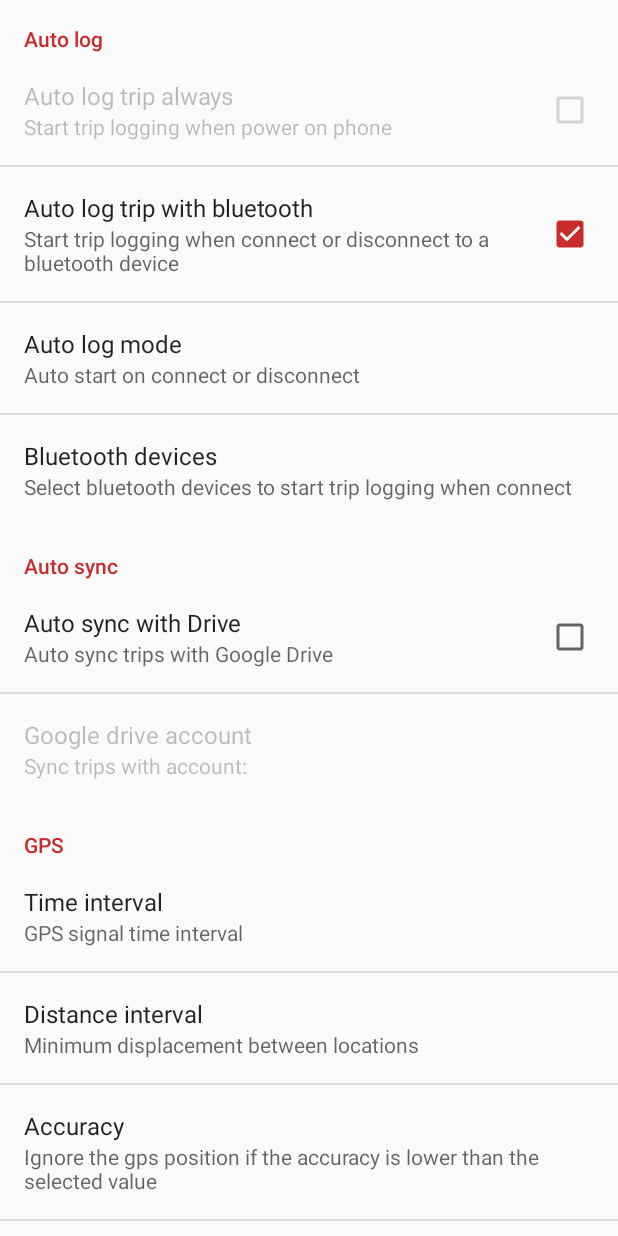
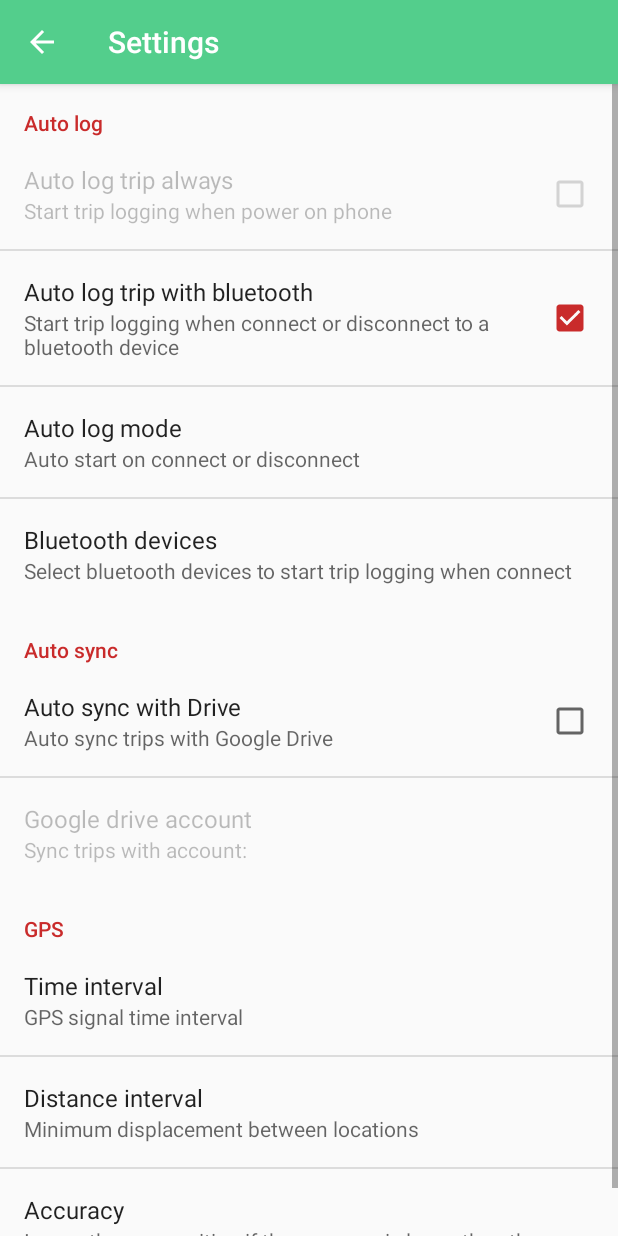
Before and after one commit to cachirulop/LogMyTrip2, an Android app: the screen it shows after launch (SettingsActivity), in the options menu, after a tap on "Settings", on a phone screen of 412 x 824 dp. Run offline under Robolectric (Android 15) with nearby library versions, the phone set to English and light mode, and no system bars.

Commit message:
Add toolbar on settings window

```diff
--- a/Log My Trip/src/main/java/com/cachirulop/logmytrip/activity/MainActivity.java
+++ b/Log My Trip/src/main/java/com/cachirulop/logmytrip/activity/MainActivity.java
@@ -132,6 +132,22 @@ public class MainActivity
         // _mainFragment = (MainFragment) getSupportFragmentManager ().findFragmentById (R.id.fMainFragment);
     }
 
+    @Override
+    protected void onPostCreate (Bundle savedInstanceState)
+    {
+        super.onPostCreate (savedInstanceState);
+
+        _drawerToggle.syncState ();
+    }
+
+    @Override
+    public void onConfigurationChanged (Configuration newConfig)
+    {
+        super.onConfigurationChanged (newConfig);
+
+        _drawerToggle.onConfigurationChanged (newConfig);
+    }
+
     private void setupDrawerContent ()
     {
         _nvDrawer.setNavigationItemSelectedListener (new NavigationView.OnNavigationItemSelectedListener ()
@@ -199,22 +215,6 @@ public class MainActivity
     }
 
     @Override
-    protected void onPostCreate (Bundle savedInstanceState)
-    {
-        super.onPostCreate (savedInstanceState);
-
-        _drawerToggle.syncState ();
-    }
-
-    @Override
-    public void onConfigurationChanged (Configuration newConfig)
-    {
-        super.onConfigurationChanged (newConfig);
-
-        _drawerToggle.onConfigurationChanged (newConfig);
-    }
-
-    @Override
     public boolean onCreateOptionsMenu (Menu menu)
     {
         getMenuInflater ().inflate (R.menu.main, menu);
--- a/Log My Trip/src/main/java/com/cachirulop/logmytrip/activity/SettingsActivity.java
+++ b/Log My Trip/src/main/java/com/cachirulop/logmytrip/activity/SettingsActivity.java
@@ -3,9 +3,12 @@ package com.cachirulop.logmytrip.activity;
 import android.app.backup.BackupManager;
 import android.content.Intent;
 import android.os.Bundle;
+import android.support.v7.app.ActionBar;
 import android.support.v7.app.AppCompatActivity;
+import android.support.v7.widget.Toolbar;
 
 import com.cachirulop.logmytrip.LogMyTripBackupAgent;
+import com.cachirulop.logmytrip.R;
 import com.cachirulop.logmytrip.fragment.SettingsFragment;
 import com.cachirulop.logmytrip.helper.GoogleDriveHelper;
 
@@ -19,12 +22,24 @@ public class SettingsActivity
     {
         super.onCreate (savedInstanceState);
 
+        setContentView (R.layout.activity_settings);
+
+        // Set a Toolbar to replace the ActionBar.
+        Toolbar   toolbar;
+        ActionBar ab;
+
+        toolbar = (Toolbar) findViewById (R.id.toolbar);
+        setSupportActionBar (toolbar);
+
+        ab = getSupportActionBar ();
+        ab.setDisplayHomeAsUpEnabled (true);
+
         _settingsFragment = new SettingsFragment ();
 
         // Display the fragment as the main content.
-        getFragmentManager ().beginTransaction ().replace (android.R.id.content, _settingsFragment)
+        getFragmentManager ().beginTransaction ()
+                             .replace (R.id.flContent, _settingsFragment)
                              .commit ();
-
     }
 
     @Override
--- a/Log My Trip/src/main/res/layout/activity_main.xml
+++ b/Log My Trip/src/main/res/layout/activity_main.xml
@@ -1,7 +1,9 @@
+<?xml version="1.0" encoding="utf-8"?>
+
 <android.support.v4.widget.DrawerLayout
+    android:id="@+id/drawer_layout"
     xmlns:android="http://schemas.android.com/apk/res/android"
     xmlns:app="http://schemas.android.com/apk/res-auto"
-    android:id="@+id/drawer_layout"
     android:layout_width="match_parent"
     android:layout_height="match_parent">
 
@@ -32,6 +34,6 @@
         android:layout_height="match_parent"
         android:layout_gravity="start"
         android:background="@android:color/white"
-        app:menu="@menu/menu_drawer"
-        app:headerLayout="@layout/nav_header"/>
+        app:headerLayout="@layout/nav_header"
+        app:menu="@menu/menu_drawer"/>
 </android.support.v4.widget.DrawerLayout>
--- /dev/null
+++ b/Log My Trip/src/main/res/layout/activity_settings.xml
@@ -0,0 +1,21 @@
+<?xml version="1.0" encoding="utf-8"?>
+
+<!-- This LinearLayout represents the contents of the screen  -->
+<LinearLayout
+    xmlns:android="http://schemas.android.com/apk/res/android"
+    android:layout_width="match_parent"
+    android:layout_height="match_parent"
+    android:orientation="vertical">
+
+    <!-- The ActionBar displayed at the top -->
+    <include
+        layout="@layout/main_toolbar"
+        android:layout_width="match_parent"
+        android:layout_height="wrap_content"/>
+
+    <!-- The main content view where fragments are loaded -->
+    <FrameLayout
+        android:id="@+id/flContent"
+        android:layout_width="match_parent"
+        android:layout_height="match_parent"/>
+</LinearLayout>
--- a/Log My Trip/src/main/res/layout/main_toolbar.xml
+++ b/Log My Trip/src/main/res/layout/main_toolbar.xml
@@ -1,12 +1,20 @@
 <?xml version="1.0" encoding="utf-8"?>
-<android.support.v7.widget.Toolbar
+<android.support.design.widget.AppBarLayout
+    android:id="@+id/trip_detail_appbar"
     xmlns:android="http://schemas.android.com/apk/res/android"
     xmlns:app="http://schemas.android.com/apk/res-auto"
-    android:id="@+id/toolbar"
+    android:layout_width="match_parent"
     android:layout_height="wrap_content"
-    android:layout_width="match_parent"
-    android:fitsSystemWindows="true"
-    android:minHeight="?attr/actionBarSize"
-    app:theme="@style/ThemeOverlay.AppCompat.Dark.ActionBar"
-    android:background="?attr/colorPrimary">
-</android.support.v7.widget.Toolbar>
+    android:theme="@style/ThemeOverlay.AppCompat.Dark.ActionBar">
+
+    <android.support.v7.widget.Toolbar
+        android:id="@+id/toolbar"
+        android:layout_width="match_parent"
+        android:layout_height="wrap_content"
+        android:background="?attr/colorPrimary"
+        android:fitsSystemWindows="true"
+        android:minHeight="?attr/actionBarSize"
+        app:theme="@style/ThemeOverlay.AppCompat.Dark.ActionBar">
+    </android.support.v7.widget.Toolbar>
+
+</android.support.design.widget.AppBarLayout>
```
Also changed, not shown: 2 other files.
